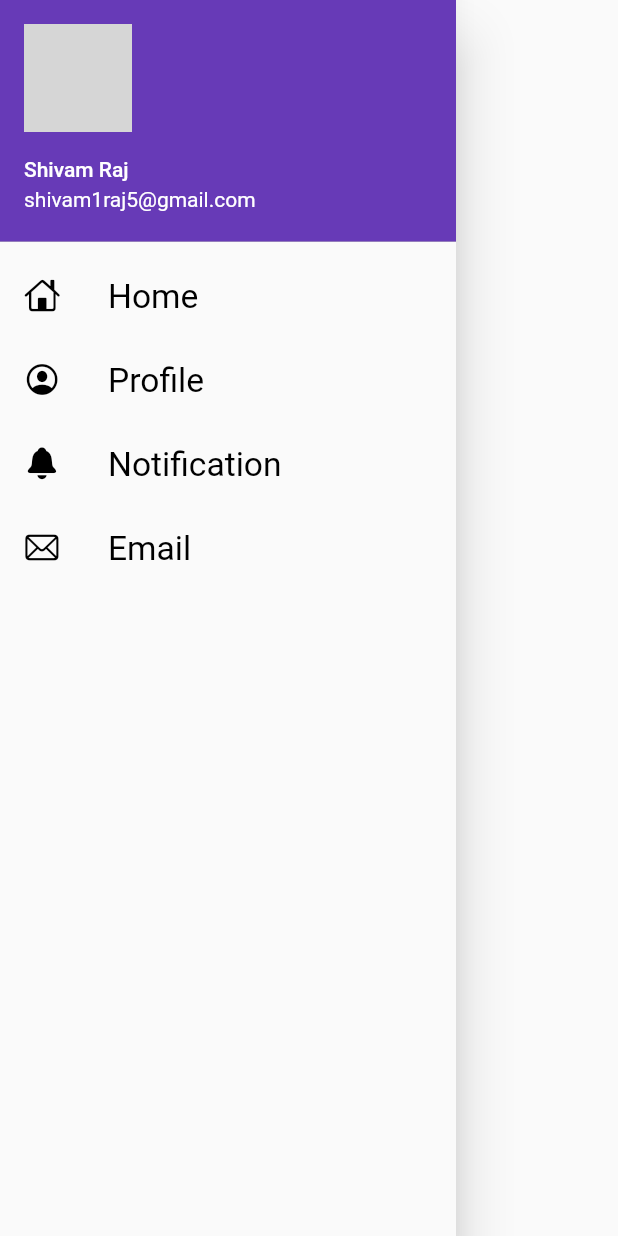
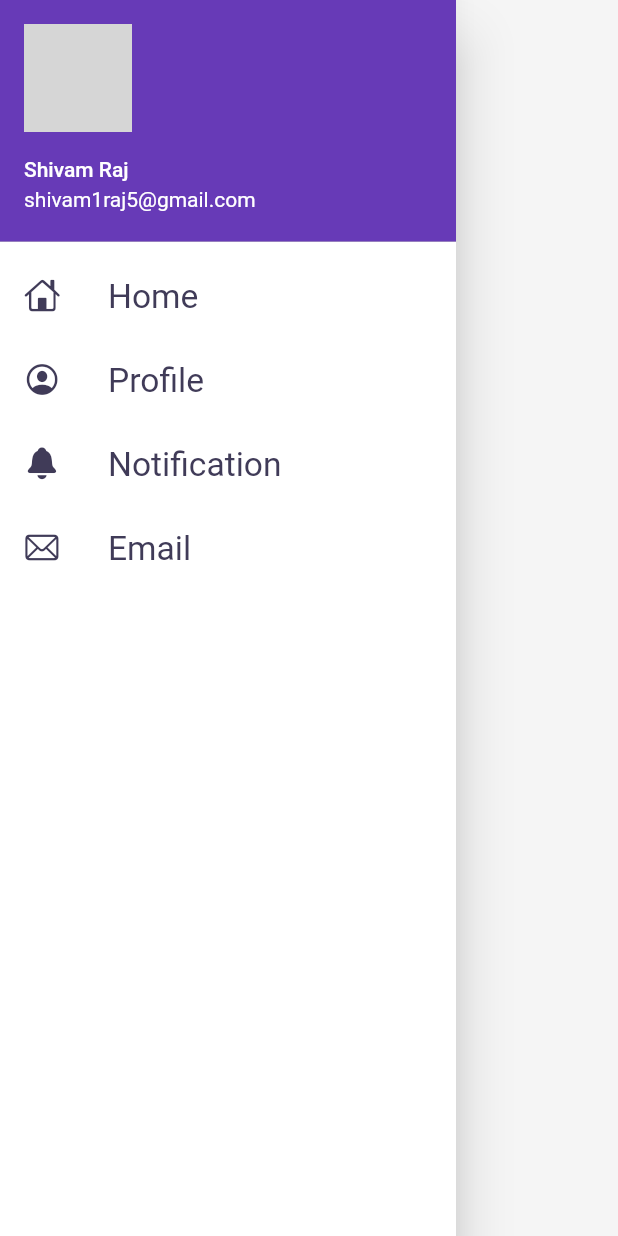
Before and after one commit to shivam1raj5/Catalog_App_Flutter, a Flutter app: the MyDrawer widget shown alone on an empty page, opened directly, on a phone screen of 412 x 824 dp. Run offline on Flutter 3.47's test engine with Material 2 defaults, Android fonts, the phone set to English and light mode, and no system bars; our stand-ins replace velocity_x; network calls fail; grey boxes are pictures that could not be loaded.

Commit message:
day20 complited and dark theam is added in all pages

```diff
--- a/lib/Pages/cart_page.dart
+++ b/lib/Pages/cart_page.dart
@@ -8,9 +8,8 @@ class CartPage extends StatelessWidget {
   @override
   Widget build(BuildContext context) {
     return Scaffold(
-     // backgroundColor: MyTheme.creamColor,
       appBar: AppBar(
-        backgroundColor: Colors.transparent,
+        //backgroundColor: Colors.transparent,
         title: "Cart".text.make(),
       ),
     );
--- a/lib/Pages/login_StatelessWidget.dart
+++ b/lib/Pages/login_StatelessWidget.dart
@@ -1,10 +1,12 @@
 import 'package:flutter/material.dart';
 import 'package:flutter_application_1/utils/routes.dart';
+import 'package:velocity_x/velocity_x.dart';
 
 class login_StatelessWidget extends StatelessWidget {
   @override
   Widget build(BuildContext context) {
     return Material(
+      color: context.canvasColor,
         child: SingleChildScrollView(
       child: Column(
         children: [
--- a/lib/widgets/Home_Widgets/catalog_header.dart
+++ b/lib/widgets/Home_Widgets/catalog_header.dart
@@ -1,6 +1,8 @@
 import 'package:flutter/cupertino.dart';
 import 'package:velocity_x/velocity_x.dart';
 import '../themes.dart';
+import 'package:flutter_application_1/widgets/drawer.dart';
+import 'package:flutter/material.dart';
 
 class CatalogHeader extends StatelessWidget {
   const CatalogHeader({super.key});
@@ -10,7 +12,8 @@ class CatalogHeader extends StatelessWidget {
     return Column(
       crossAxisAlignment: CrossAxisAlignment.start,
       children: [
-        "Catalog App".text.xl5.bold.color(MyTheme.darkBluishColor).make(),
+        // ignore: deprecated_member_use
+        "Catalog App".text.xl5.bold.color(context.theme.accentColor).make(),
         "Trending Products".text.xl2.make(),
       ],
     );
--- a/lib/widgets/Home_Widgets/catalog_image.dart
+++ b/lib/widgets/Home_Widgets/catalog_image.dart
@@ -13,6 +13,6 @@ class CatalogImage extends StatelessWidget {
   Widget build(BuildContext context) {
     return Image.network(
       imageurl,
-    ).box.rounded.p8.color(MyTheme.creamColor).make().p16().w40(context);
+    ).box.rounded.p8.color(context.canvasColor).make().p16().w40(context);
   }
 }
--- a/lib/widgets/drawer.dart
+++ b/lib/widgets/drawer.dart
@@ -1,5 +1,6 @@
 import 'package:flutter/cupertino.dart';
 import 'package:flutter/material.dart';
+import 'package:velocity_x/velocity_x.dart';
 
 class MyDrawer extends StatelessWidget {
   const MyDrawer({super.key});
@@ -7,10 +8,10 @@ class MyDrawer extends StatelessWidget {
   @override
   Widget build(BuildContext context) {
     final imageurl =
-        "https://pbs.twimg.com/profile_images/1373939070842236933/UbPwvHgh_400x400.jpg";
+        "https://pbs.twimg.com/profile_images/1611097986515488768/6tHK9XZT_400x400.jpg";
     return Drawer(
       child: Container(
-        //color: Colors.deepPurple,
+        color: context.cardColor,
         child: ListView(
           padding: EdgeInsets.zero,
           children: [
@@ -28,45 +29,45 @@ class MyDrawer extends StatelessWidget {
             ListTile(
               leading: Icon(
                 CupertinoIcons.home,
-                color: Colors.black,
+                color: context.accentColor,
               ),
               title: Text(
                 "Home",
                 textScaleFactor: 1.4,
-                style: TextStyle(color: Colors.black),
+                style: TextStyle(color: context.accentColor),
               ),
             ),
             ListTile(
               leading: Icon(
                 CupertinoIcons.profile_circled,
-                color: Colors.black,
+                color: context.accentColor,
               ),
               title: Text(
                 "Profile",
                 textScaleFactor: 1.4,
-                style: TextStyle(color: Colors.black),
+                style: TextStyle(color: context.accentColor),
               ),
             ),
             ListTile(
               leading: Icon(
                 CupertinoIcons.bell_fill,
-                color: Colors.black,
+                color: context.accentColor,
               ),
               title: Text(
                 "Notification",
                 textScaleFactor: 1.4,
-                style: TextStyle(color: Colors.black),
+                style: TextStyle(color: context.accentColor),
               ),
             ),
             ListTile(
               leading: Icon(
                 CupertinoIcons.mail,
-                color: Colors.black,
+                color: context.accentColor,
               ),
               title: Text(
                 "Email",
                 textScaleFactor: 1.4,
-                style: TextStyle(color: Colors.black),
+                style: TextStyle(color: context.accentColor),
               ),
             ),
           ],
--- a/lib/widgets/themes.dart
+++ b/lib/widgets/themes.dart
@@ -1,18 +1,40 @@
 import 'package:flutter/material.dart';
+import 'package:velocity_x/velocity_x.dart';
 
 class MyTheme {
   static ThemeData lightTheme(BuildContext context) => ThemeData(
       primarySwatch: Colors.deepPurple,
+      cardColor: Colors.white,
+      canvasColor: creamColor,
+      // ignore: deprecated_member_use
+      buttonColor: darkBluishColor,
+      // ignore: deprecated_member_use
+      accentColor: darkBluishColor,
       appBarTheme: AppBarTheme(
         color: Colors.white,
         //elevation: 0.0,
         iconTheme: IconThemeData(color: Colors.black),
-        toolbarTextStyle: Theme.of(context).textTheme.bodyText2,
-        titleTextStyle: Theme.of(context).textTheme.headline6,
+        // ignore: deprecated_member_use
+        textTheme: Theme.of(context).textTheme,
       ));
+
   static ThemeData darkTheme(BuildContext context) => ThemeData(
-        brightness: Brightness.dark,
-      );
+      brightness: Brightness.dark,
+      cardColor: Colors.black,
+      canvasColor: darkCreamColor,
+      // ignore: deprecated_member_use
+      buttonColor: lightBluishColor,
+      // ignore: deprecated_member_use
+      accentColor: Colors.white,
+      appBarTheme: AppBarTheme(
+        color: Colors.black,
+        //elevation: 0.0,
+        iconTheme: IconThemeData(color: Colors.white),
+        // ignore: deprecated_member_use
+        textTheme: Theme.of(context).textTheme,
+      ));
   static Color creamColor = Color(0xfff5f5f5);
   static Color darkBluishColor = Color(0xff403b58);
+  static Color darkCreamColor = Vx.gray900;
+  static Color lightBluishColor = Vx.indigo500;
 }
```
Also changed, not shown: lib/Pages/Home_detail_page.dart (+8 -10 lines), lib/Pages/Homepage.dart (+7 -4 lines), lib/Pages/login_StatefullWidget.dart (+6 -3 lines), lib/widgets/Home_Widgets/catalog_list.dart (+6 -5 lines).
